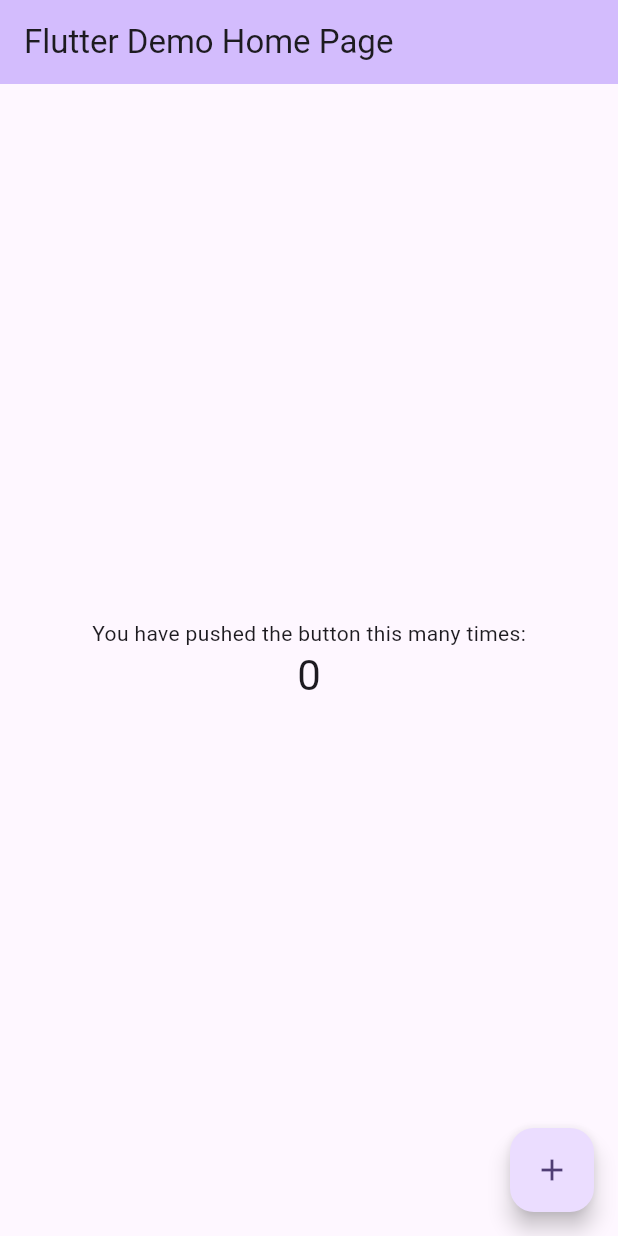
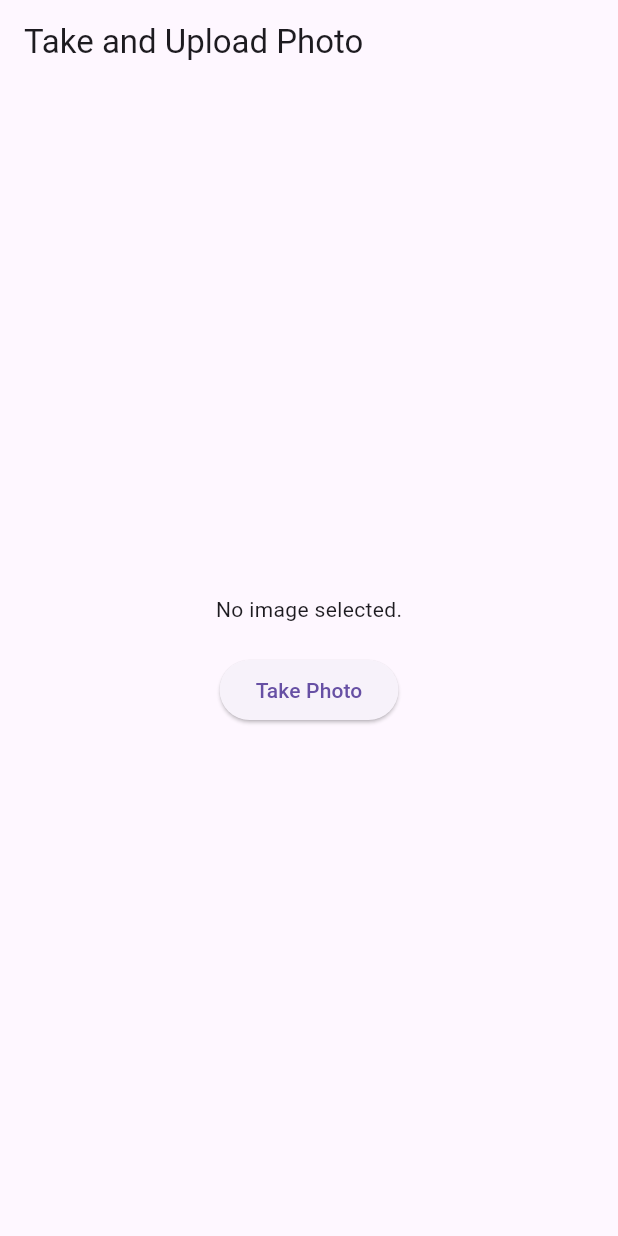
Before and after one commit to olthapage/mobile_pcvk, a Flutter app: the screen it shows after launch, on a phone screen of 412 x 824 dp. Run offline on Flutter 3.47's test engine with Material 3 defaults, Android fonts, the phone set to English and light mode, and no system bars; our stand-ins replace image_picker.

Commit message:
belum fix

```diff
--- a/pcvk/lib/main.dart
+++ b/pcvk/lib/main.dart
@@ -1,122 +1,101 @@
 import 'package:flutter/material.dart';
+import 'package:image_picker/image_picker.dart';
+import 'package:path_provider/path_provider.dart';
+import 'dart:io';
 
 void main() {
-  runApp(const MyApp());
+  runApp(MyApp());
 }
 
 class MyApp extends StatelessWidget {
-  const MyApp({super.key});
-
-  // This widget is the root of your application.
   @override
   Widget build(BuildContext context) {
     return MaterialApp(
-      title: 'Flutter Demo',
-      theme: ThemeData(
-        // This is the theme of your application.
-        //
-        // TRY THIS: Try running your application with "flutter run". You'll see
-        // the application has a purple toolbar. Then, without quitting the app,
-        // try changing the seedColor in the colorScheme below to Colors.green
-        // and then invoke "hot reload" (save your changes or press the "hot
-        // reload" button in a Flutter-supported IDE, or press "r" if you used
-        // the command line to start the app).
-        //
-        // Notice that the counter didn't reset back to zero; the application
-        // state is not lost during the reload. To reset the state, use hot
-        // restart instead.
-        //
-        // This works for code too, not just values: Most code changes can be
-        // tested with just a hot reload.
-        colorScheme: .fromSeed(seedColor: Colors.deepPurple),
-      ),
-      home: const MyHomePage(title: 'Flutter Demo Home Page'),
+      title: 'Take and Upload Photo',
+      home: MyHomePage(),
     );
   }
 }
 
 class MyHomePage extends StatefulWidget {
-  const MyHomePage({super.key, required this.title});
-
-  // This widget is the home page of your application. It is stateful, meaning
-  // that it has a State object (defined below) that contains fields that affect
-  // how it looks.
-
-  // This class is the configuration for the state. It holds the values (in this
-  // case the title) provided by the parent (in this case the App widget) and
-  // used by the build method of the State. Fields in a Widget subclass are
-  // always marked "final".
-
-  final String title;
-
   @override
-  State<MyHomePage> createState() => _MyHomePageState();
+  _MyHomePageState createState() => _MyHomePageState();
 }
 
 class _MyHomePageState extends State<MyHomePage> {
-  int _counter = 0;
+  final picker = ImagePicker();
+  File? _image;
 
-  void _incrementCounter() {
-    setState(() {
-      // This call to setState tells the Flutter framework that something has
-      // changed in this State, which causes it to rerun the build method below
-      // so that the display can reflect the updated values. If we changed
-      // _counter without calling setState(), then the build method would not be
-      // called again, and so nothing would appear to happen.
-      _counter++;
-    });
+  Future<void> _takePhoto() async {
+    // Gantilah PickedFile ke XFile
+    final XFile? pickedFile = await picker.pickImage(source: ImageSource.camera);
+    if (pickedFile != null) {
+      setState(() {
+        _image = File(pickedFile.path);
+      });
+
+      // Simpan foto di perangkat lokal
+      await _saveToLocalDirectory(pickedFile);
+    }
+  }
+
+  Future<void> _saveToLocalDirectory(XFile pickedFile) async {
+    // Mendapatkan direktori untuk menyimpan file di perangkat
+    final directory = await getApplicationDocumentsDirectory();
+    final path = '${directory.path}/photo.jpg';
+    final imageFile = File(path);
+
+    // Salin foto ke direktori lokal
+    await imageFile.writeAsBytes(await pickedFile.readAsBytes());
+    print('Foto disimpan di: $path');
+
+    // Setelah foto tersimpan, kita bisa memberikan link ke pengguna untuk upload ke Google Drive
+    _showUploadInstructions(path);
+  }
+
+  void _showUploadInstructions(String filePath) {
+    showDialog(
+      context: context,
+      builder: (context) {
+        return AlertDialog(
+          title: Text('Upload ke Google Drive'),
+          content: Text('Foto telah disimpan di perangkat Anda di: $filePath\n\n'
+              'Sekarang, buka Google Drive, pilih folder yang diinginkan, dan upload file ini secara manual. '
+              'Setelah itu, Anda bisa mendapatkan link berbagi untuk digunakan di Google Colab.'),
+          actions: <Widget>[
+            TextButton(
+              onPressed: () {
+                Navigator.of(context).pop();
+              },
+              child: Text('Tutup'),
+            ),
+          ],
+        );
+      },
+    );
   }
 
   @override
   Widget build(BuildContext context) {
-    // This method is rerun every time setState is called, for instance as done
-    // by the _incrementCounter method above.
-    //
-    // The Flutter framework has been optimized to make rerunning build methods
-    // fast, so that you can just rebuild anything that needs updating rather
-    // than having to individually change instances of widgets.
     return Scaffold(
       appBar: AppBar(
-        // TRY THIS: Try changing the color here to a specific color (to
-        // Colors.amber, perhaps?) and trigger a hot reload to see the AppBar
-        // change color while the other colors stay the same.
-        backgroundColor: Theme.of(context).colorScheme.inversePrimary,
-        // Here we take the value from the MyHomePage object that was created by
-        // the App.build method, and use it to set our appbar title.
-        title: Text(widget.title),
+        title: Text('Take and Upload Photo'),
       ),
       body: Center(
-        // Center is a layout widget. It takes a single child and positions it
-        // in the middle of the parent.
         child: Column(
-          // Column is also a layout widget. It takes a list of children and
-          // arranges them vertically. By default, it sizes itself to fit its
-          // children horizontally, and tries to be as tall as its parent.
-          //
-          // Column has various properties to control how it sizes itself and
-          // how it positions its children. Here we use mainAxisAlignment to
-          // center the children vertically; the main axis here is the vertical
-          // axis because Columns are vertical (the cross axis would be
-          // horizontal).
-          //
-          // TRY THIS: Invoke "debug painting" (choose the "Toggle Debug Paint"
-          // action in the IDE, or press "p" in the console), to see the
-          // wireframe for each widget.
-          mainAxisAlignment: .center,
-          children: [
-            const Text('You have pushed the button this many times:'),
-            Text(
-              '$_counter',
-              style: Theme.of(context).textTheme.headlineMedium,
+          mainAxisAlignment: MainAxisAlignment.center,
+          children: <Widget>[
+            _image == null
+                ? Text('No image selected.')
+                : Image.file(_image!),
+            SizedBox(height: 20),
+            ElevatedButton(
+              onPressed: _takePhoto,
+              child: Text('Take Photo'),
             ),
           ],
         ),
       ),
-      floatingActionButton: FloatingActionButton(
-        onPressed: _incrementCounter,
-        tooltip: 'Increment',
-        child: const Icon(Icons.add),
-      ),
     );
   }
 }
--- a/pcvk/pubspec.yaml
+++ b/pcvk/pubspec.yaml
@@ -30,6 +30,8 @@ environment:
 dependencies:
   flutter:
     sdk: flutter
+  image_picker: ^0.8.5+3
+  path_provider: ^2.0.11
 
   # The following adds the Cupertino Icons font to your application.
   # Use with the CupertinoIcons class for iOS style icons.
```
Also changed, not shown: pcvk/pubspec.lock, 5 other files.
